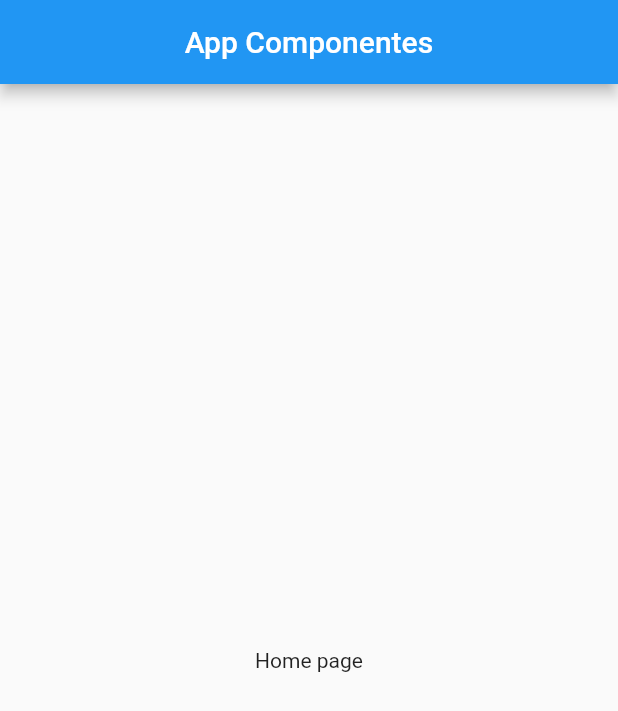
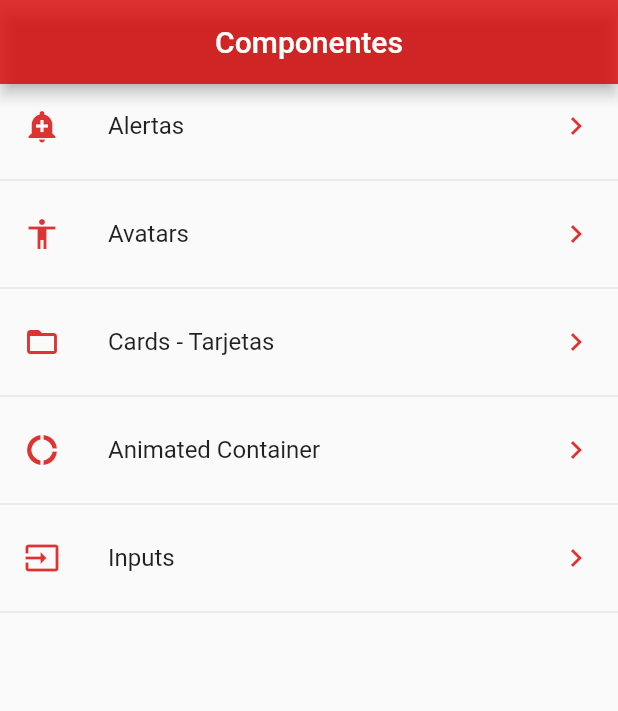
Before and after one commit to kronox98/flutterComponents, a Flutter app: the screen it shows after launch, on a phone screen of 412 x 824 dp. Shown: the top 711 px of the screen. Run offline on Flutter 3.47's test engine with Material 2 defaults, Android fonts, the phone set to English and light mode, and no system bars.

Commit message:
avances curso

```diff
--- /dev/null
+++ b/assets/menu.json
@@ -0,0 +1,30 @@
+{
+    "nombreApp" : "Componentes",
+    "rutas" : [
+        {
+            "ruta" : "alert",
+            "icon" : "add_alert",
+            "texto": "Alertas"
+        },
+        {
+            "ruta" : "avatar",
+            "icon" : "accessibility",
+            "texto": "Avatars"
+        },
+        {
+            "ruta" : "card",
+            "icon" : "folder_open",
+            "texto": "Cards - Tarjetas"
+        },
+        {
+            "ruta" : "animated",
+            "icon" : "donut_large",
+            "texto": "Animated Container"
+        },
+        {
+            "ruta" : "inputs",
+            "icon" : "input",
+            "texto": "Inputs"
+        }
+    ]
+}
--- a/lib/main.dart
+++ b/lib/main.dart
@@ -1,5 +1,6 @@
 import 'package:flutter/material.dart';
-import 'src/pages/home_temp.dart';
+import 'package:components/src/routes/routes.dart';
+import 'package:components/src/pages/not_found_page.dart';
 void main() => runApp(MyApp());
 
 class MyApp extends StatelessWidget {
@@ -8,13 +9,13 @@ class MyApp extends StatelessWidget {
     return MaterialApp(
       debugShowCheckedModeBanner: false,
       title: 'Material App',
-      home: Scaffold(
-        appBar: AppBar(
-          title: Text('App Componentes'),
-          centerTitle: true,
-        ),
-        body: HomePageTemp(),
-      ),
+      // home: HomePage(),
+      initialRoute: '/',
+      routes: getAppRoutes(),
+      onGenerateRoute: (settings) {
+        print('Ruta llamada $settings');
+        return MaterialPageRoute(builder: ( BuildContext context) => NotFoundPage());
+      },
     );
   }
 }
--- /dev/null
+++ b/lib/src/pages/home_page.dart
@@ -0,0 +1,53 @@
+
+import 'package:flutter/material.dart';
+import 'package:components/src/utils/icons_string.dart';
+
+import 'package:components/src/providers/menu_provider.dart';
+
+class HomePage extends StatelessWidget {
+  final _color = Color.fromRGBO(214, 1, 1, 0.8);
+
+  @override
+  Widget build(BuildContext context) {
+    return Scaffold(
+      appBar: AppBar(
+        title: Text('Componentes'),
+        centerTitle: true,
+        backgroundColor: _color,
+      ),
+      body: _list(),
+    );
+  }
+
+  _list() {
+    return FutureBuilder(
+      future: menuProvider.loadData(),
+      initialData: [],
+      builder: (BuildContext context, AsyncSnapshot<List<dynamic>> snapshot) {
+        return ListView(
+          children: _listItems(snapshot.data, context),
+        );
+      },
+    );
+  }
+
+  List<Widget> _listItems( List<dynamic> data, BuildContext context) {
+
+    final List<Widget> options = [];
+
+    data.forEach((element) {
+      final widgetTemp = ListTile(
+        title: Text(element['texto']),
+        // subtitle: Text(data),
+        leading: getIcons(element['icon'], _color),
+        trailing: Icon(Icons.keyboard_arrow_right, color: _color),
+        onTap: () {
+          Navigator.pushNamed(context, element['ruta']);
+        },
+      );
+      options..add(widgetTemp)
+             ..add(Divider());
+    });
+    return options;
+  }
+}
--- a/lib/src/pages/home_temp.dart
+++ /dev/null
@@ -1,12 +0,0 @@
-import 'package:flutter/material.dart';
-
-class HomePageTemp extends StatelessWidget {
-  // const name({Key key}) : super(key: key);
-
-  @override
-  Widget build(BuildContext context) {
-    return Center(
-      child: Text('Home page')
-    );
-  }
-}
--- /dev/null
+++ b/lib/src/routes/routes.dart
@@ -0,0 +1,21 @@
+import 'package:flutter/material.dart';
+import 'package:components/src/pages/alert_page.dart';
+import 'package:components/src/pages/avatar_page.dart';
+import 'package:components/src/pages/card_page.dart';
+import 'package:components/src/pages/home_page.dart';
+import 'package:components/src/pages/animated_container.dart';
+import 'package:components/src/pages/inputs_page.dart';
+
+
+Map<String, WidgetBuilder> getAppRoutes() {
+
+  return <String, WidgetBuilder> {
+    '/'     : ( BuildContext context ) => HomePage(),
+    'alert' : ( BuildContext context ) => AlertPage(),
+    'avatar': ( BuildContext context ) => AvatarPage(),
+    'card'  : ( BuildContext context ) => CardPage(),
+    'animated'  : ( BuildContext context ) => AnimatedContainerPage(),
+    'inputs'  : ( BuildContext context ) => InputPage(),
+  };
+
+}
--- a/pubspec.yaml
+++ b/pubspec.yaml
@@ -45,9 +45,9 @@ flutter:
   uses-material-design: true
 
   # To add assets to your application, add an assets section, like this:
-  # assets:
-  #   - images/a_dot_burr.jpeg
-  #   - images/a_dot_ham.jpeg
+  assets:
+    # - assets/menu.json
+    - assets/
 
   # An image asset can refer to one or more resolution-specific "variants", see
   # https://flutter.dev/assets-and-images/#resolution-aware.
```
Also changed, not shown: lib/src/pages/alert_page.dart (added, +66 -0 lines), lib/src/pages/animated_container.dart (added, +59 -0 lines), lib/src/pages/avatar_page.dart (added, +39 -0 lines), lib/src/pages/card_page.dart (added, +88 -0 lines), lib/src/pages/inputs_page.dart (added, +59 -0 lines), lib/src/pages/not_found_page.dart (added, +23 -0 lines), lib/src/providers/menu_provider.dart (added, +21 -0 lines), lib/src/utils/icons_string.dart (added, +13 -0 lines), assets/jar-loading.gif (added).
